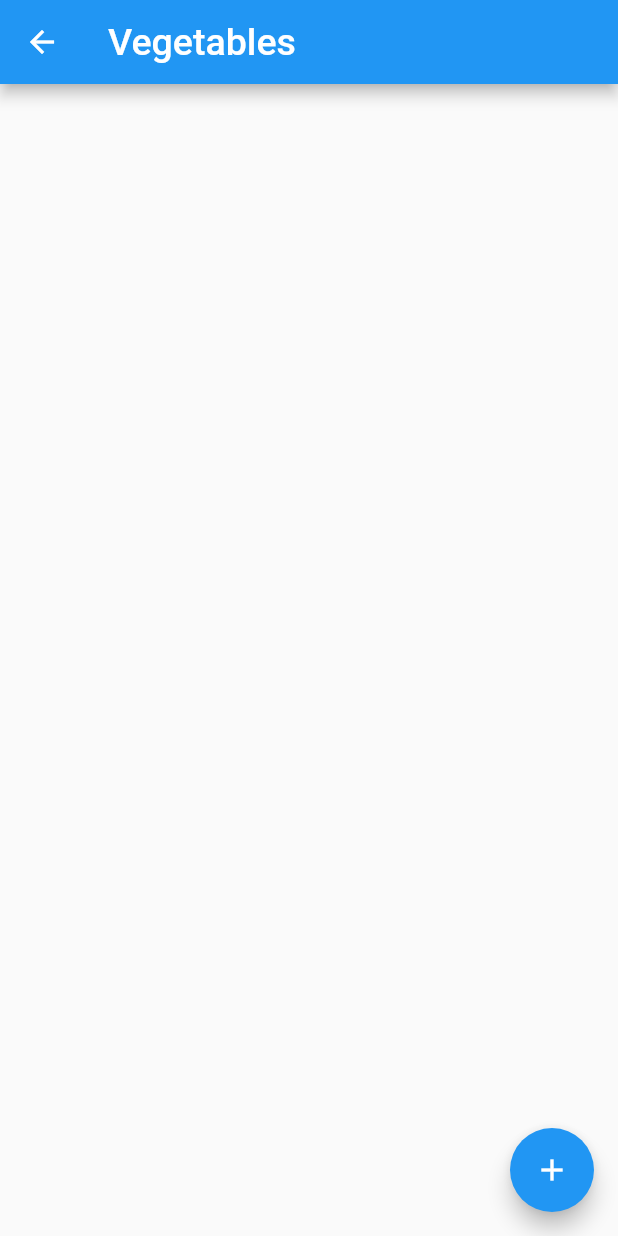
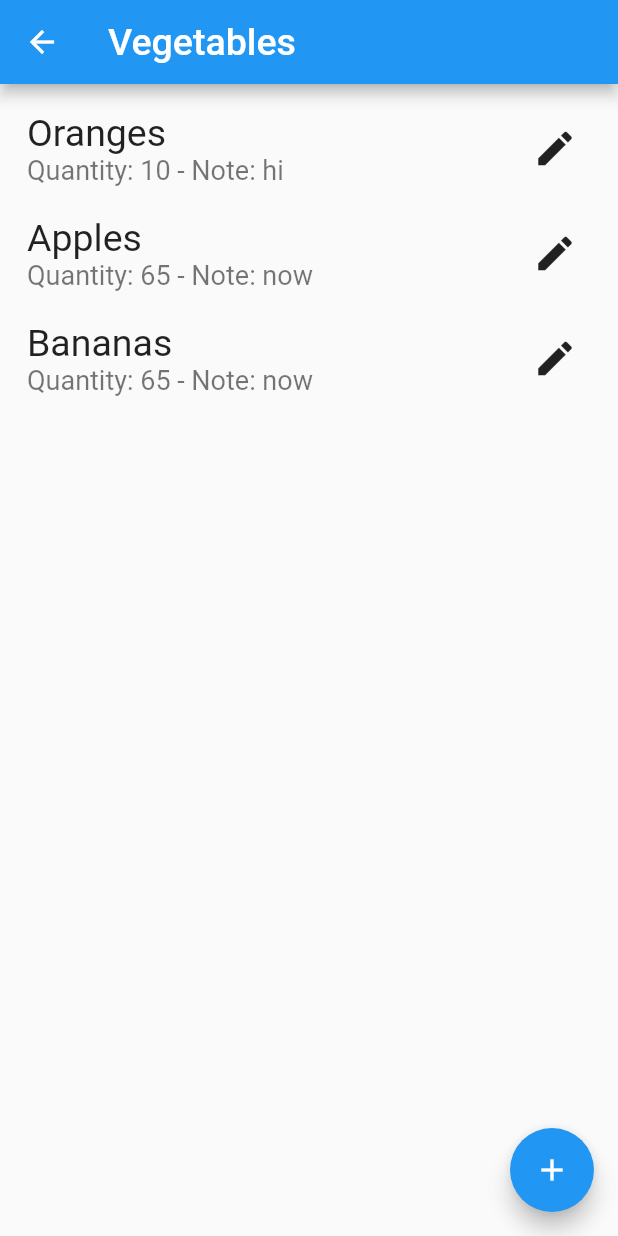
Before and after one commit to kevinle108/FlutterShoppingList_with_Riverpod, a Flutter app: the screen it shows after launch, after a tap on an icon or button, on a phone screen of 412 x 824 dp. Run offline on Flutter 3.47's test engine with Material 2 defaults, Android fonts, the phone set to English and light mode, and no system bars.

Commit message:
bug with add item

```diff
--- a/lib/category_card.dart
+++ b/lib/category_card.dart
@@ -18,7 +18,7 @@ class CategoryCard extends StatelessWidget {
         children: [
           GestureDetector(
             onTap: () {
-              Navigator.push(context, MaterialPageRoute(builder: (context) => CategroryScreen(itemName: itemName,)));
+              Navigator.push(context, MaterialPageRoute(builder: (context) => CategroryScreen(categoryName: itemName,)));
             },
             child: Row(
               children: [
--- a/lib/models/shopping_data.dart
+++ b/lib/models/shopping_data.dart
@@ -3,19 +3,12 @@ import 'package:flutter_shopping_list/models/shopping_category.dart';
 import 'package:flutter_shopping_list/models/shopping_item.dart';
 
 class ShoppingData extends ChangeNotifier {
-  // List<ShoppingCategory> categories = [
-  //
-  // ];
 
   List<ShoppingItem> items = [
-
+    ShoppingItem(categoryId: 1, name: 'Oranges', quantity: '10', note: 'hi'),
+    ShoppingItem(categoryId: 1, name: 'Apples', quantity: '65', note: 'now'),
+    ShoppingItem(categoryId: 1, name: 'Bananas', quantity: '65', note: 'now'),
   ];
-
-  // List<ShoppingItem> shoppingItems = [
-  //   ShoppingItem(categoryId: 1, name: 'Oranges', quantity: '10', note: 'hi'),
-  //   ShoppingItem(categoryId: 1, name: 'Apples', quantity: '65', note: 'now'),
-  //   ShoppingItem(categoryId: 1, name: 'Bananas', quantity: '65', note: 'now'),
-  // ];
 
   List<ShoppingCategory> categories = [
     ShoppingCategory(name: 'Fruit', priority: 1),
@@ -28,5 +21,10 @@ class ShoppingData extends ChangeNotifier {
     notifyListeners();
   }
 
+  void addItem(String newItem, String newQuantity, String newNote) {
+    items.add(ShoppingItem(categoryId: 1, name: newItem, quantity: newQuantity, note: newNote));
+    notifyListeners();
+  }
+
 
 }
--- a/lib/screens/category_screen.dart
+++ b/lib/screens/category_screen.dart
@@ -1,24 +1,32 @@
 import 'package:flutter/cupertino.dart';
 import 'package:flutter/material.dart';
 import 'package:flutter_shopping_list/category_card.dart';
+import 'package:flutter_shopping_list/models/shopping_data.dart';
 import 'package:flutter_shopping_list/models/shopping_item.dart';
 import 'package:flutter_shopping_list/screens/add_item_sheet.dart';
 import 'package:flutter_shopping_list/widgets/edit_shopping_list_card.dart';
 import 'package:flutter_shopping_list/widgets/item_card.dart';
+import 'package:provider/provider.dart';
 
 class CategroryScreen extends StatelessWidget {
-  String itemName;
+  String categoryName;
 
-  List<ShoppingItem> shoppingItems = [];
 
-  CategroryScreen({required this.itemName});
+
+  // todo implement categoryId to link back to parent list
+  // int categoryId;
+
+  CategroryScreen({required this.categoryName});
 
   @override
   Widget build(BuildContext context) {
+    return Consumer<ShoppingData>(
+      builder: (context, shoppingData, child) {
+        List<ShoppingItem> items = shoppingData.items;
         return Scaffold(
           appBar: AppBar(
             title: Text(
-          itemName,
+              categoryName,
               style: TextStyle(fontSize: 25.0),
             ),
           ),
@@ -35,11 +43,13 @@ class CategroryScreen extends StatelessWidget {
           body: Padding(
               padding: const EdgeInsets.all(8.0),
               child: ListView.builder(
-            itemCount: shoppingItems.length,
+                itemCount: items.length,
                 itemBuilder: (context, index) {
-              return ItemCard(item: shoppingItems[index],);
+                  return ItemCard(item: items[index],);
                 },
               )),
         );
+      },
+    );
   }
 }
```
Also changed, not shown: lib/screens/add_item_sheet.dart (+26 -1 lines). Lines whose indentation alone changed are shown as unchanged.
